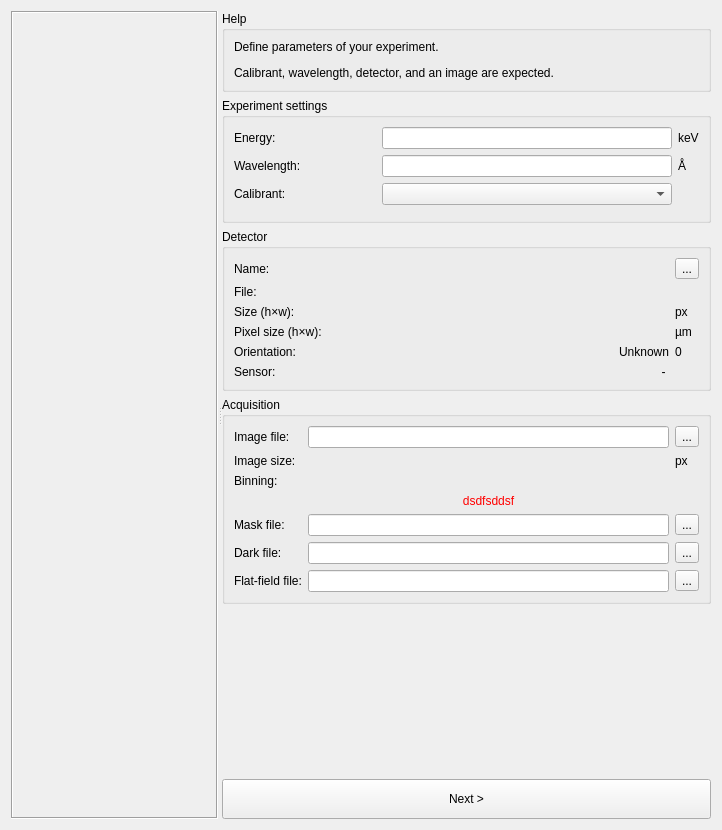
Above: src/pyFAI/resources/gui/calibration-experiment.ui from silx-kit/pyFAI before the change. Below: the same form after it.
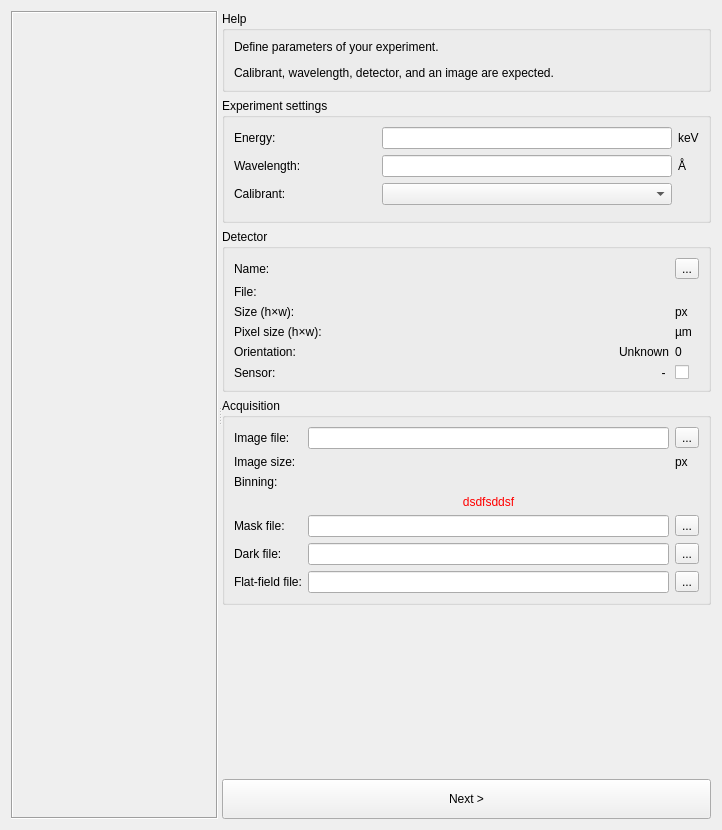
That is the form after the change. Custom widgets are drawn as their Qt base class.

Commit message: implement the parallax check button (unwired)

Patch:
```diff
--- a/src/pyFAI/resources/gui/calibration-experiment.ui
+++ b/src/pyFAI/resources/gui/calibration-experiment.ui
@@ -324,7 +324,7 @@
            </widget>
           </item>
           <item row="5" column="2">
-           <widget class="QLabel" name="_detectorParallax">
+           <widget class="QCheckBox" name="_detectorParallax">
             <property name="toolTip">
              <string extracomment="Parallax correction is activated">Is parallax correction enabled?</string>
             </property>
```
Left out of the diff: 156 changed lines with no effect on the pictures. The commit also changes 3 other files.
